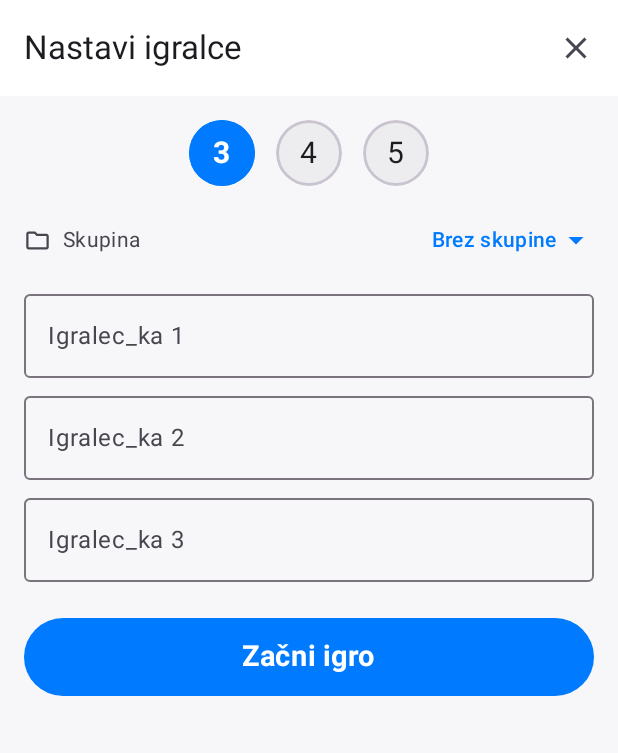
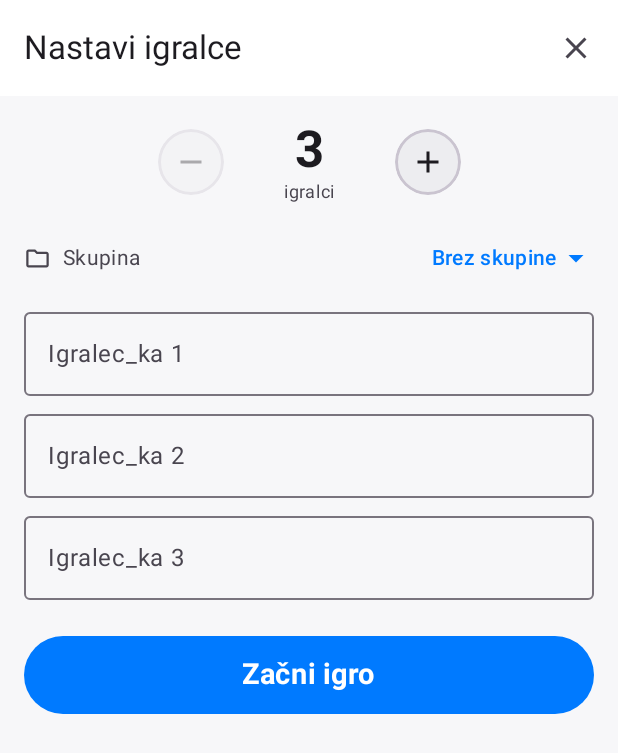
Before and after one commit to epodbreg/tarok-scorekeeper-android, an Android app built with Jetpack Compose: the screen it shows after launch (MainActivity), after a tap on "Začni novo igro", on a phone screen of 412 x 824 dp. Shown: the top 753 px of the screen. Run offline under Robolectric (Android 15) with nearby library versions, the phone set to English and light mode, and no system bars.

Commit message:
Tables of 6 to 10 players
Setup counts 3 to 10 with minus and plus. With 6 or more some sit a round
out; the app doesn't track who. In klop an empty row scores 0, and everyone
still gets radlci.

Co-Authored-By: Claude Fable 5.2 <noreply@anthropic.com>

```diff
--- a/app/src/main/java/com/epodbreg/stih/model/Models.kt
+++ b/app/src/main/java/com/epodbreg/stih/model/Models.kt
@@ -268,6 +268,24 @@ data class Player(
     val hasUnusedRadlci: Boolean get() = radlci.contains(false)
 }
 
+/**
+ * Table size. With 6 or more some sit a round out; the app doesn't track who.
+ * Port of TarokConstants.Players.
+ */
+object TableSize {
+    const val MIN = 3
+    const val MAX = 10
+
+    /** Seats [names] from the first chair on; the table is never smaller than the minimum. */
+    fun seating(names: List<String>): Pair<List<String>, Int> {
+        val seated = names.take(MAX)
+        return (seated + List(MAX - seated.size) { "" }) to maxOf(MIN, seated.size)
+    }
+
+    /** Slovenian plural: 3 igralci, 4 igralci, 5 igralcev */
+    fun playersWord(count: Int) = if (count < 5) "igralci" else "igralcev"
+}
+
 @Serializable
 data class PlayerScore(
     val name: String,
--- a/app/src/main/java/com/epodbreg/stih/ui/screens/PlayerSetupScreen.kt
+++ b/app/src/main/java/com/epodbreg/stih/ui/screens/PlayerSetupScreen.kt
@@ -18,8 +18,10 @@ import androidx.compose.foundation.shape.CircleShape
 import androidx.compose.foundation.verticalScroll
 import androidx.compose.material.icons.Icons
 import androidx.compose.material.icons.automirrored.outlined.MenuBook
+import androidx.compose.material.icons.filled.Add
 import androidx.compose.material.icons.filled.CheckCircle
 import androidx.compose.material.icons.filled.Close
+import androidx.compose.material.icons.filled.Remove
 import androidx.compose.material.icons.outlined.AddCircleOutline
 import androidx.compose.material3.ExperimentalMaterial3Api
 import androidx.compose.material3.Icon
@@ -46,6 +48,13 @@ import androidx.compose.ui.text.font.FontWeight
 import androidx.compose.ui.unit.dp
 import androidx.compose.ui.unit.sp
 import com.epodbreg.stih.model.Player
+import com.epodbreg.stih.model.TableSize
+import androidx.compose.foundation.layout.widthIn
+import androidx.compose.ui.draw.alpha
+import androidx.compose.ui.graphics.vector.ImageVector
+import androidx.compose.ui.semantics.Role
+import androidx.compose.ui.semantics.clearAndSetSemantics
+import androidx.compose.ui.semantics.contentDescription
 import androidx.compose.foundation.text.KeyboardOptions
 import androidx.compose.material.icons.filled.ArrowDropDown
 import androidx.compose.material.icons.filled.Check
@@ -93,16 +102,15 @@ fun PlayerSetupScreen(
             ?.takeIf { it in ruleSetNames }
             ?.let { ruleSet = it }
     }
-    var playerCount by remember { mutableStateOf(maxOf(3, prefills.size)) }
-    val playerNames = remember {
-        (prefills + List(5) { "" }).take(5).toMutableStateList()
-    }
+    val seating = remember { TableSize.seating(prefills) }
+    var playerCount by remember { mutableStateOf(seating.second) }
+    val playerNames = remember { seating.first.toMutableStateList() }
     val haptics = LocalHapticFeedback.current
 
     fun seatOf(name: String) = (0 until playerCount).firstOrNull { playerNames[it].trim() == name }
 
     /**
-     * Tap a saved name: fills the first empty seat (growing the table up to 5),
+     * Tap a saved name: fills the first empty seat (growing the table up to the maximum),
      * or clears it again if it's already seated.
      */
     fun togglePick(name: String) {
@@ -111,7 +119,7 @@ fun PlayerSetupScreen(
         when {
             seat != null -> playerNames[seat] = ""
             empty != null -> playerNames[empty] = name
-            playerCount < 5 -> {
+            playerCount < TableSize.MAX -> {
                 playerNames[playerCount] = name
                 playerCount++
             }
@@ -145,31 +153,26 @@ fun PlayerSetupScreen(
             horizontalAlignment = Alignment.CenterHorizontally,
             verticalArrangement = Arrangement.spacedBy(24.dp),
         ) {
-            // 3 / 4 / 5 selector
-            Row(horizontalArrangement = Arrangement.spacedBy(14.dp)) {
-                (3..5).forEach { n ->
-                    val selected = playerCount == n
-                    Box(
-                        modifier = Modifier
-                            .size(44.dp)
-                            .clip(CircleShape)
-                            .background(if (selected) MaterialTheme.colorScheme.primary else MaterialTheme.colorScheme.surfaceVariant)
-                            .border(
-                                2.dp,
-                                if (selected) MaterialTheme.colorScheme.primary else MaterialTheme.colorScheme.outlineVariant,
-                                CircleShape,
-                            )
-                            .clickable { playerCount = n },
-                        contentAlignment = Alignment.Center,
-                    ) {
-                        Text(
-                            "$n",
-                            fontSize = 20.sp,
-                            fontWeight = if (selected) FontWeight.Bold else FontWeight.Normal,
-                            color = if (selected) Color.White else MaterialTheme.colorScheme.onSurface,
-                        )
-                    }
+            // Player count, 3 to 10
+            Row(
+                horizontalArrangement = Arrangement.spacedBy(22.dp),
+                verticalAlignment = Alignment.CenterVertically,
+            ) {
+                CountButton(Icons.Filled.Remove, "Manj igralcev", enabled = playerCount > TableSize.MIN) { playerCount-- }
+                Column(
+                    horizontalAlignment = Alignment.CenterHorizontally,
+                    modifier = Modifier
+                        .widthIn(min = 70.dp)
+                        .clearAndSetSemantics { contentDescription = "$playerCount ${TableSize.playersWord(playerCount)}" },
+                ) {
+                    Text("$playerCount", fontSize = 34.sp, fontWeight = FontWeight.Bold)
+                    Text(
+                        TableSize.playersWord(playerCount),
+                        style = MaterialTheme.typography.bodySmall,
+                        color = MaterialTheme.colorScheme.onSurfaceVariant,
+                    )
                 }
+                CountButton(Icons.Filled.Add, "Več igralcev", enabled = playerCount < TableSize.MAX) { playerCount++ }
             }
 
             Column(verticalArrangement = Arrangement.spacedBy(14.dp)) {
@@ -386,3 +389,19 @@ private fun GroupPickerRow(group: String?, groups: List<String>, onGroup: (Strin
         )
     }
 }
+
+@Composable
+private fun CountButton(icon: ImageVector, label: String, enabled: Boolean, onClick: () -> Unit) {
+    Box(
+        modifier = Modifier
+            .size(44.dp)
+            .alpha(if (enabled) 1f else 0.35f)
+            .clip(CircleShape)
+            .background(MaterialTheme.colorScheme.surfaceVariant)
+            .border(2.dp, MaterialTheme.colorScheme.outlineVariant, CircleShape)
+            .clickable(enabled = enabled, onClickLabel = label, role = Role.Button, onClick = onClick),
+        contentAlignment = Alignment.Center,
+    ) {
+        Icon(icon, contentDescription = label, tint = MaterialTheme.colorScheme.onSurface)
+    }
+}
```
Also changed, not shown: app/src/main/java/com/epodbreg/stih/ui/components/GameStepper.kt (+8 -0 lines), 1 other file.
